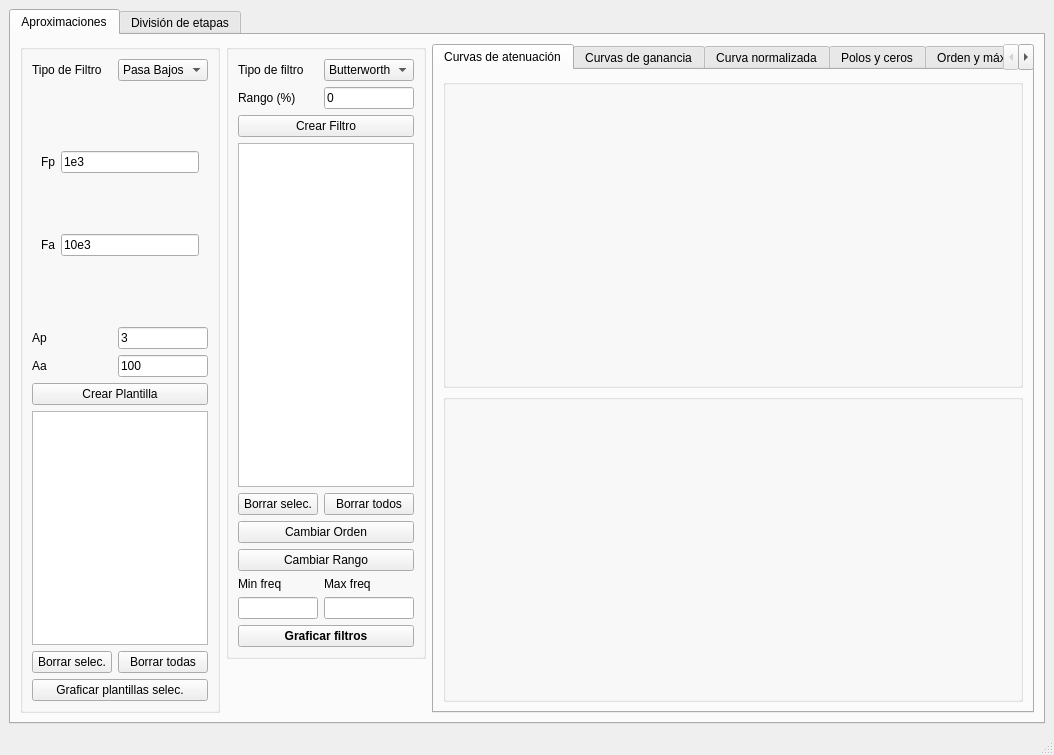
Qt form designer/mainwindow.ui (BrunoDS01/Filter_Tool_Grupo_6) before a commit.
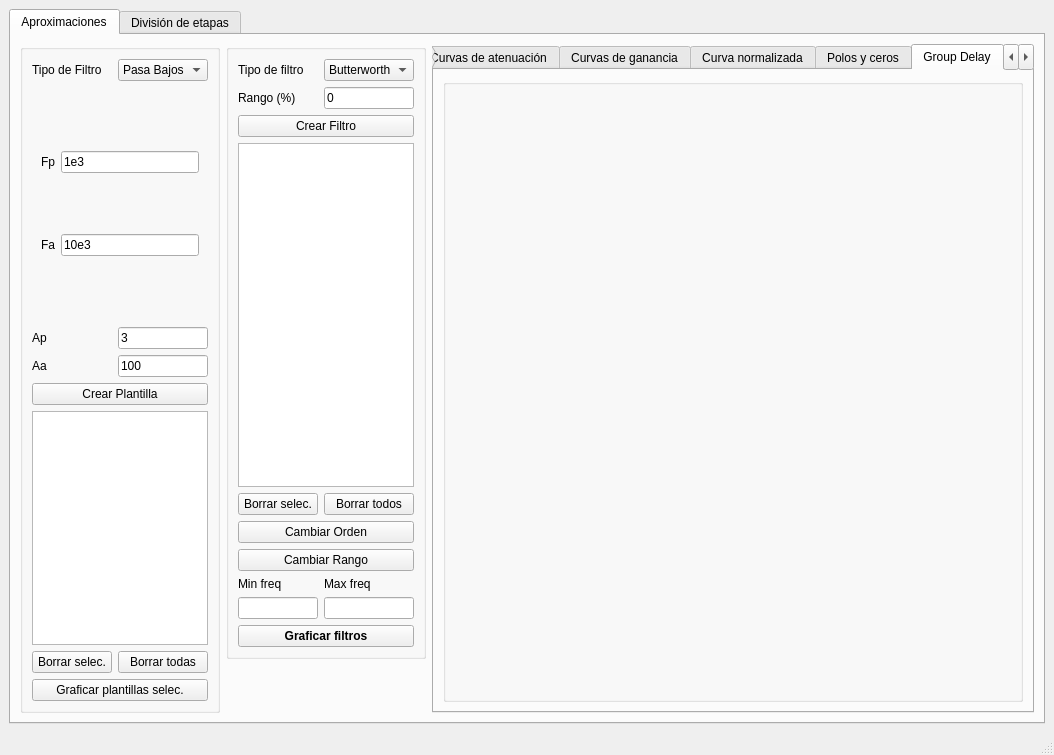
The same form after that commit. The open tabs and pages were chosen to show the change.

Diff of the .ui file:
```diff
--- a/designer/mainwindow.ui
+++ b/designer/mainwindow.ui
@@ -15,7 +15,7 @@
   </property>
   <widget class="QWidget" name="centralwidget">
    <layout class="QGridLayout" name="gridLayout">
-    <item row="0" column="2">
+    <item row="0" column="0">
      <widget class="QTabWidget" name="tabWidget">
       <property name="currentIndex">
        <number>0</number>
@@ -124,6 +124,21 @@
             </item>
            </layout>
           </widget>
+          <widget class="QWidget" name="tab_10">
+           <attribute name="title">
+            <string>Group Delay</string>
+           </attribute>
+           <layout class="QGridLayout" name="gridLayout_15">
+            <item row="0" column="0">
+             <widget class="QGroupBox" name="groupDelayPlotBox">
+              <property name="title">
+               <string/>
+              </property>
+              <layout class="QGridLayout" name="gridLayout_41"/>
+             </widget>
+            </item>
+           </layout>
+          </widget>
           <widget class="QWidget" name="tab_4">
            <attribute name="title">
             <string>Orden y máximo Q</string>
```
Left out of the diff: 14 changed lines with no effect on the pictures.
